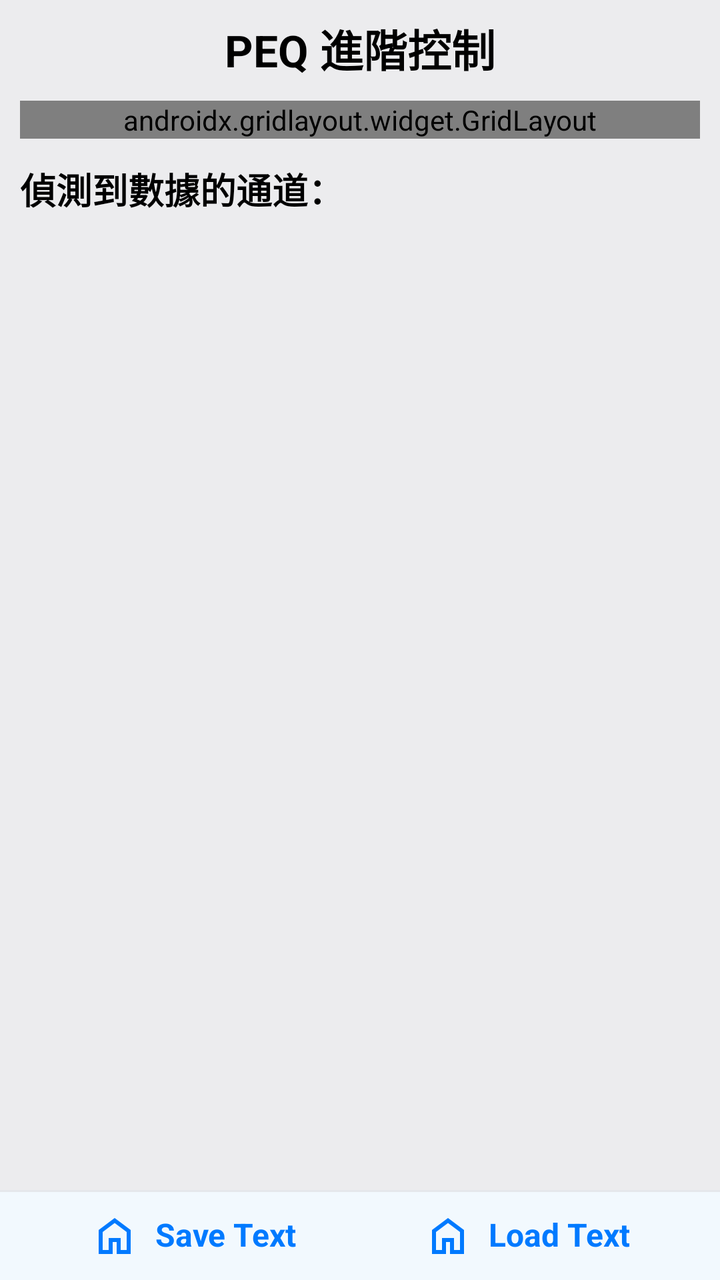
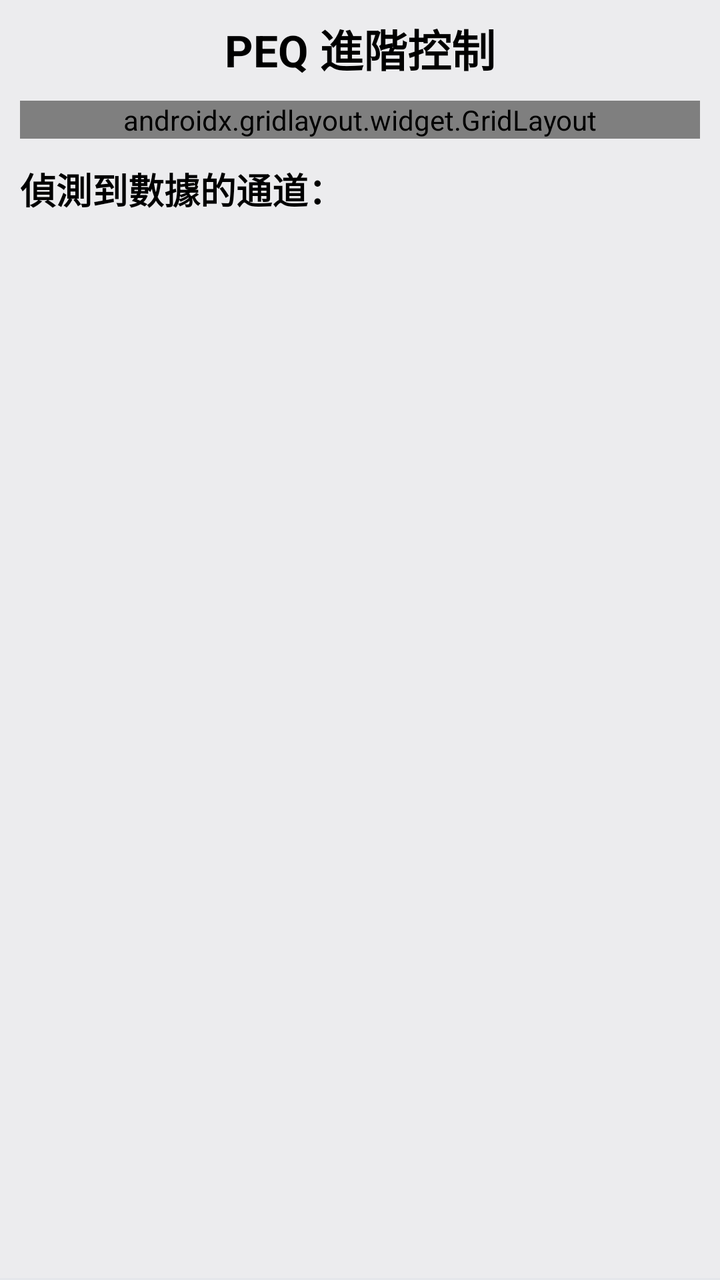

The first picture is an Android layout as it rendered before a commit; the second is the same layout after the commit. The layout source and the unified diff follow.
<!-- AndroidManifest.xml: application theme Theme.MLControlCore -->
<!-- res/layout/fragment_peq.xml -->
<?xml version="1.0" encoding="utf-8"?>
<androidx.constraintlayout.widget.ConstraintLayout
    xmlns:android="http://schemas.android.com/apk/res/android"
    xmlns:app="http://schemas.android.com/apk/res-auto"
    android:layout_width="match_parent"
    android:layout_height="match_parent"
    android:background="@color/system_gray"
    android:paddingTop="8dp">

    <TextView
        android:id="@+id/tvTitle"
        android:layout_width="wrap_content"
        android:layout_height="wrap_content"
        android:text="PEQ 進階控制"
        android:textColor="#000000"
        android:textSize="22sp"
        android:textStyle="bold"
        android:layout_marginStart="8dp"
        android:layout_marginEnd="8dp"
        app:layout_constraintEnd_toEndOf="parent"
        app:layout_constraintStart_toStartOf="parent"
        app:layout_constraintTop_toTopOf="parent" />

    <androidx.gridlayout.widget.GridLayout
        android:id="@+id/gLBtns"
        android:layout_width="match_parent"
        android:layout_height="wrap_content"
        android:layout_marginStart="10dp"
        android:layout_marginEnd="10dp"
        android:layout_marginTop="10dp"
        app:columnCount="2"
        app:layout_constraintEnd_toEndOf="parent"
        app:layout_constraintStart_toStartOf="parent"
        app:layout_constraintTop_toBottomOf="@id/tvTitle"
        app:rowCount="2">

        <com.google.android.material.button.MaterialButton
            android:id="@+id/btnReadAll"
            style="@style/Widget.MaterialComponents.Button.Icon"
            android:layout_width="0dp"
            android:layout_height="60dp"
            android:layout_marginVertical="2dp"
            android:insetLeft="0dp"
            android:insetRight="5dp"
            app:layout_gravity="fill"
            android:backgroundTint="#3B82F6"
            android:text="讀取全部"
            android:textColor="#FFFFFF"
            android:textSize="18sp"
            android:textStyle="bold"
            app:cornerRadius="30dp"
            app:icon="@drawable/home_24px"
            app:iconGravity="textStart"
            app:iconPadding="8dp"
            app:iconSize="24dp"
            app:layout_columnWeight="1" />

        <com.google.android.material.button.MaterialButton
            android:id="@+id/btnWriteAll"
            style="@style/Widget.MaterialComponents.Button.Icon"
            android:layout_width="0dp"
            android:layout_height="60dp"
            android:layout_marginVertical="2dp"
            android:insetLeft="5dp"
            android:insetRight="0dp"
            app:layout_gravity="fill"
            android:backgroundTint="#3B82F6"
            android:text="寫入全部"
            android:textColor="#FFFFFF"
            android:textSize="18sp"
            android:textStyle="bold"
            app:cornerRadius="30dp"
            app:icon="@drawable/home_24px"
            app:iconGravity="textStart"
            app:iconPadding="8dp"
            app:iconSize="24dp"
            app:layout_columnWeight="1" />

        <com.google.android.material.button.MaterialButton
            android:id="@+id/btnSaveToDevice"
            style="@style/Widget.MaterialComponents.Button.Icon"
            android:layout_width="0dp"
            android:layout_height="60dp"
            android:layout_marginVertical="2dp"
            android:insetLeft="0dp"
            android:insetRight="5dp"
            app:layout_gravity="fill"
            android:backgroundTint="#3B82F6"
            android:text="儲存到設備"
            android:textColor="#FFFFFF"
            android:textSize="18sp"
            android:textStyle="bold"
            app:cornerRadius="30dp"
            app:icon="@drawable/home_24px"
            app:iconGravity="textStart"
            app:iconPadding="8dp"
            app:iconSize="24dp"
            app:layout_columnWeight="1" />

        <com.google.android.material.button.MaterialButton
            android:id="@+id/btnCopySteps"
            style="@style/Widget.MaterialComponents.Button.Icon"
            android:layout_width="0dp"
            android:layout_height="60dp"
            android:layout_marginVertical="2dp"
            android:insetLeft="5dp"
            android:insetRight="5dp"
            app:layout_gravity="fill"
            android:visibility="gone"
            android:backgroundTint="#3B82F6"
            android:text="複製步驟"
            android:textColor="#FFFFFF"
            android:textSize="18sp"
            android:textStyle="bold"
            app:cornerRadius="30dp"
            app:icon="@drawable/home_24px"
            app:iconGravity="textStart"
            app:iconPadding="8dp"
            app:iconSize="24dp"
            app:layout_columnWeight="1" />
    </androidx.gridlayout.widget.GridLayout>

    <TextView
        android:id="@+id/tvChannelCountTitle"
        android:layout_width="wrap_content"
        android:layout_height="wrap_content"
        android:layout_marginStart="10dp"
        android:layout_marginTop="12dp"
        android:text="偵測到數據的通道："
        android:textColor="#000000"
        android:textSize="18sp"
        android:textStyle="bold"
        app:layout_constraintStart_toStartOf="parent"
        app:layout_constraintTop_toBottomOf="@id/gLBtns" />

    <TextView
        android:id="@+id/tvChipAndChannel"
        android:layout_width="wrap_content"
        android:layout_height="wrap_content"
        android:layout_marginEnd="10dp"
        android:layout_marginTop="12dp"
        android:text="當前:Chip1 CH1"
        android:textColor="@color/system_blue"
        android:textSize="14sp"
        android:textStyle="bold"
        android:visibility="gone"
        app:layout_constraintEnd_toEndOf="parent"
        app:layout_constraintTop_toBottomOf="@id/gLBtns" />

    <TextView
        android:id="@+id/tvNoDataHint"
        android:layout_width="wrap_content"
        android:layout_height="wrap_content"
        android:layout_marginStart="10dp"
        android:layout_marginTop="8dp"
        android:text="尚無數據，請點擊「讀取全部」"
        android:textColor="#888888"
        android:textSize="14sp"
        app:layout_constraintStart_toStartOf="parent"
        app:layout_constraintTop_toBottomOf="@id/tvChannelCountTitle" />

    
    <androidx.constraintlayout.widget.ConstraintLayout
        android:id="@+id/clDataContent"
        android:layout_width="match_parent"
        android:layout_height="0dp"
        android:visibility="visible"
        android:background="@color/system_gray"
        app:layout_constraintTop_toTopOf="@id/tvNoDataHint"
        app:layout_constraintBottom_toTopOf="@id/vDivider"
        app:layout_constraintStart_toStartOf="parent"
        app:layout_constraintEnd_toEndOf="parent">

        <androidx.recyclerview.widget.RecyclerView
            android:id="@+id/rvChannel"
            android:layout_width="match_parent"
            android:layout_height="44sp"
            android:layout_marginStart="10sp"
            android:layout_marginEnd="10sp"
            android:background="@color/system_gray"
            android:orientation="horizontal"
            app:layoutManager="androidx.recyclerview.widget.LinearLayoutManager"
            app:layout_constraintTop_toTopOf="parent"
            app:layout_constraintStart_toStartOf="parent"
            app:layout_constraintEnd_toEndOf="parent" />

        <androidx.recyclerview.widget.RecyclerView
            android:id="@+id/rvPeqList"
            android:layout_width="match_parent"
            android:layout_height="0dp"
            android:layout_marginStart="10dp"
            android:layout_marginEnd="10dp"
            app:layoutManager="androidx.recyclerview.widget.LinearLayoutManager"
            app:layout_constraintBottom_toBottomOf="parent"
            app:layout_constraintEnd_toEndOf="parent"
            app:layout_constraintStart_toStartOf="parent"
            app:layout_constraintTop_toBottomOf="@id/rvChannel" />

    </androidx.constraintlayout.widget.ConstraintLayout>

    <View
        android:id="@+id/vDivider"
        android:layout_width="match_parent"
        android:layout_height="1dp"
        android:background="#E5E7EB"
        android:layout_marginBottom="0dp"
        app:layout_constraintBottom_toTopOf="@id/bottomBar" />

    <LinearLayout
        android:id="@+id/bottomBar"
        android:layout_width="match_parent"
        android:layout_height="44sp"
        android:orientation="horizontal"
        android:gravity="center"
        android:layout_marginBottom="0dp"
        android:background="@color/system_light_blue"
        app:layout_constraintBottom_toBottomOf="parent"
        app:layout_constraintStart_toStartOf="parent"
        app:layout_constraintEnd_toEndOf="parent">

        <LinearLayout
            android:id="@+id/btnSaveText"
            android:layout_width="wrap_content"
            android:layout_height="match_parent"
            android:orientation="horizontal"
            android:gravity="center"
            android:baselineAligned="false"
            android:paddingHorizontal="12dp"
            android:clickable="true"
            android:focusable="true"
            android:background="?attr/selectableItemBackground">

            <ImageView
                android:layout_width="24dp"
                android:layout_height="24dp"
                android:layout_gravity="center"
                android:src="@drawable/home_24px"
                app:tint="@color/system_blue"/>

            <TextView
                android:layout_width="wrap_content"
                android:layout_height="match_parent"
                android:layout_marginStart="8dp"
                android:gravity="center"
                android:text="Save Text"
                android:textColor="@color/system_blue"
                android:textSize="16sp"
                android:textStyle="bold"
                android:includeFontPadding="false" />
        </LinearLayout>

        <Space
            android:layout_width="40dp"
            android:layout_height="wrap_content" />

        <LinearLayout
            android:id="@+id/btnLoadText"
            android:layout_width="wrap_content"
            android:layout_height="match_parent"
            android:orientation="horizontal"
            android:gravity="center"
            android:baselineAligned="false"
            android:paddingHorizontal="12dp"
            android:clickable="true"
            android:focusable="true"
            android:background="?attr/selectableItemBackground">

            <ImageView
                android:layout_width="24dp"
                android:layout_height="24dp"
                android:layout_gravity="center"
                android:src="@drawable/home_24px"
                app:tint="@color/system_blue"/>

            <TextView
                android:layout_width="wrap_content"
                android:layout_height="match_parent"
                android:layout_marginStart="8dp"
                android:gravity="center"
                android:text="Load Text"
                android:textColor="@color/system_blue"
                android:textSize="16sp"
                android:textStyle="bold"
                android:includeFontPadding="false" />
        </LinearLayout>
    </LinearLayout>

</androidx.constraintlayout.widget.ConstraintLayout>
<!-- resources referenced by this layout -->
<resources>
  <!-- drawable home_24px (drawable) -->
  <vector xmlns:android="http://schemas.android.com/apk/res/android"
      android:width="24dp"
      android:height="24dp"
      android:viewportWidth="960"
      android:viewportHeight="960"
      android:tint="?attr/colorControlNormal">
    <path
        android:fillColor="@android:color/white"
        android:pathData="M240,760L360,760L360,520L600,520L600,760L720,760L720,400L480,220L240,400L240,760ZM160,840L160,360L480,120L800,360L800,840L520,840L520,600L440,600L440,840L160,840ZM480,490L480,490L480,490L480,490L480,490L480,490L480,490L480,490L480,490Z"/>
  </vector>
  <!-- unchanged entries left out for length: 4 -->
</resources>

<!-- the commit's change to res/layout/fragment_peq.xml (unified diff, before → after) -->
@@ -49,7 +49,7 @@
             android:textSize="18sp"
             android:textStyle="bold"
             app:cornerRadius="30dp"
-            app:icon="@drawable/home_24px"
+            app:icon="@drawable/refresh_24px"
             app:iconGravity="textStart"
             app:iconPadding="8dp"
             app:iconSize="24dp"
@@ -70,7 +70,7 @@
             android:textSize="18sp"
             android:textStyle="bold"
             app:cornerRadius="30dp"
-            app:icon="@drawable/home_24px"
+            app:icon="@drawable/edit_document_24px"
             app:iconGravity="textStart"
             app:iconPadding="8dp"
             app:iconSize="24dp"
@@ -91,7 +91,7 @@
             android:textSize="18sp"
             android:textStyle="bold"
             app:cornerRadius="30dp"
-            app:icon="@drawable/home_24px"
+            app:icon="@drawable/memory_alt_24px"
             app:iconGravity="textStart"
             app:iconPadding="8dp"
             app:iconSize="24dp"
@@ -104,16 +104,16 @@
             android:layout_height="60dp"
             android:layout_marginVertical="2dp"
             android:insetLeft="5dp"
-            android:insetRight="5dp"
-            app:layout_gravity="fill"
-            android:visibility="gone"
-            android:backgroundTint="#3B82F6"
-            android:text="複製步驟"
-            android:textColor="#FFFFFF"
-            android:textSize="18sp"
-            android:textStyle="bold"
-            app:cornerRadius="30dp"
-            app:icon="@drawable/home_24px"
+            android:insetRight="0dp"
+            app:layout_gravity="fill"
+            android:visibility="visible"
+            android:backgroundTint="#3B82F6"
+            android:text="複製步數"
+            android:textColor="#FFFFFF"
+            android:textSize="18sp"
+            android:textStyle="bold"
+            app:cornerRadius="30dp"
+            app:icon="@drawable/file_copy_24px"
             app:iconGravity="textStart"
             app:iconPadding="8dp"
             app:iconSize="24dp"
@@ -213,6 +213,7 @@
         android:orientation="horizontal"
         android:gravity="center"
         android:layout_marginBottom="0dp"
+        android:visibility="gone"
         android:background="@color/system_light_blue"
         app:layout_constraintBottom_toBottomOf="parent"
         app:layout_constraintStart_toStartOf="parent"
@@ -234,7 +235,7 @@
                 android:layout_width="24dp"
                 android:layout_height="24dp"
                 android:layout_gravity="center"
-                android:src="@drawable/home_24px"
+                android:src="@drawable/upload_24px"
                 app:tint="@color/system_blue"/>
 
             <TextView
@@ -269,7 +270,7 @@
                 android:layout_width="24dp"
                 android:layout_height="24dp"
                 android:layout_gravity="center"
-                android:src="@drawable/home_24px"
+                android:src="@drawable/download_24px"
                 app:tint="@color/system_blue"/>
 
             <TextView
<!-- resource entries referenced after the edit -->
@@ -1,6 +1,6 @@
 <!-- resources referenced by this layout -->
 <resources>
-  <!-- drawable home_24px (drawable) -->
+  <!-- drawable download_24px (drawable) -->
   <vector xmlns:android="http://schemas.android.com/apk/res/android"
       android:width="24dp"
       android:height="24dp"
@@ -9,7 +9,62 @@
       android:tint="?attr/colorControlNormal">
     <path
         android:fillColor="@android:color/white"
-        android:pathData="M240,760L360,760L360,520L600,520L600,760L720,760L720,400L480,220L240,400L240,760ZM160,840L160,360L480,120L800,360L800,840L520,840L520,600L440,600L440,840L160,840ZM480,490L480,490L480,490L480,490L480,490L480,490L480,490L480,490L480,490Z"/>
+        android:pathData="M480,640L280,440L336,382L440,486L440,160L520,160L520,486L624,382L680,440L480,640ZM240,800Q207,800 183.5,776.5Q160,753 160,720L160,600L240,600L240,720Q240,720 240,720Q240,720 240,720L720,720Q720,720 720,720Q720,720 720,720L720,600L800,600L800,720Q800,753 776.5,776.5Q753,800 720,800L240,800Z"/>
+  </vector>
+  <!-- drawable edit_document_24px (drawable) -->
+  <vector xmlns:android="http://schemas.android.com/apk/res/android"
+      android:width="24dp"
+      android:height="24dp"
+      android:viewportWidth="960"
+      android:viewportHeight="960"
+      android:tint="?attr/colorControlNormal">
+    <path
+        android:fillColor="@android:color/white"
+        android:pathData="M560,880L560,757L781,537Q790,528 801,524Q812,520 823,520Q835,520 846,524.5Q857,529 866,538L903,575Q911,584 915.5,595Q920,606 920,617Q920,628 916,639.5Q912,651 903,660L683,880L560,880ZM860,617L860,617L823,580L823,580L860,617ZM620,820L658,820L779,698L761,679L742,661L620,782L620,820ZM240,880Q207,880 183.5,856.5Q160,833 160,800L160,160Q160,127 183.5,103.5Q207,80 240,80L560,80L800,320L800,440L720,440L720,360L520,360L520,160L240,160Q240,160 240,160Q240,160 240,160L240,800Q240,800 240,800Q240,800 240,800L480,800L480,880L240,880ZM520,480L520,480L520,480Q520,480 520,480Q520,480 520,480L520,480L520,480L520,480L520,480L520,480Q520,480 520,480Q520,480 520,480L520,480Q520,480 520,480Q520,480 520,480ZM761,679L742,661L742,661L779,698L779,698L761,679Z"/>
+  </vector>
+  <!-- drawable file_copy_24px (drawable) -->
+  <vector xmlns:android="http://schemas.android.com/apk/res/android"
+      android:width="24dp"
+      android:height="24dp"
+      android:viewportWidth="960"
+      android:viewportHeight="960"
+      android:tint="?attr/colorControlNormal">
+    <path
+        android:fillColor="@android:color/white"
+        android:pathData="M760,760L320,760Q287,760 263.5,736.5Q240,713 240,680L240,120Q240,87 263.5,63.5Q287,40 320,40L600,40L840,280L840,680Q840,713 816.5,736.5Q793,760 760,760ZM560,320L560,120L320,120Q320,120 320,120Q320,120 320,120L320,680Q320,680 320,680Q320,680 320,680L760,680Q760,680 760,680Q760,680 760,680L760,320L560,320ZM160,920Q127,920 103.5,896.5Q80,873 80,840L80,280L160,280L160,840Q160,840 160,840Q160,840 160,840L600,840L600,920L160,920ZM320,120L320,120L320,320L320,320L320,120L320,320L320,320L320,680Q320,680 320,680Q320,680 320,680L320,680Q320,680 320,680Q320,680 320,680L320,120Q320,120 320,120Q320,120 320,120Z"/>
+  </vector>
+  <!-- drawable memory_alt_24px (drawable) -->
+  <vector xmlns:android="http://schemas.android.com/apk/res/android"
+      android:width="24dp"
+      android:height="24dp"
+      android:viewportWidth="960"
+      android:viewportHeight="960"
+      android:tint="?attr/colorControlNormal">
+    <path
+        android:fillColor="@android:color/white"
+        android:pathData="M240,600L320,600L320,360L240,360L240,600ZM440,600L520,600L520,360L440,360L440,600ZM640,600L720,600L720,360L640,360L640,600ZM160,680L800,680Q800,680 800,680Q800,680 800,680L800,280Q800,280 800,280Q800,280 800,280L160,280Q160,280 160,280Q160,280 160,280L160,680Q160,680 160,680Q160,680 160,680ZM160,680Q160,680 160,680Q160,680 160,680L160,280Q160,280 160,280Q160,280 160,280L160,280Q160,280 160,280Q160,280 160,280L160,680Q160,680 160,680Q160,680 160,680ZM200,840L200,760L160,760Q127,760 103.5,736.5Q80,713 80,680L80,280Q80,247 103.5,223.5Q127,200 160,200L200,200L200,120L280,120L280,200L440,200L440,120L520,120L520,200L680,200L680,120L760,120L760,200L800,200Q833,200 856.5,223.5Q880,247 880,280L880,680Q880,713 856.5,736.5Q833,760 800,760L760,760L760,840L680,840L680,760L520,760L520,840L440,840L440,760L280,760L280,840L200,840Z"/>
+  </vector>
+  <!-- drawable refresh_24px (drawable) -->
+  <vector xmlns:android="http://schemas.android.com/apk/res/android"
+      android:width="24dp"
+      android:height="24dp"
+      android:viewportWidth="960"
+      android:viewportHeight="960"
+      android:tint="?attr/colorControlNormal">
+    <path
+        android:fillColor="@android:color/white"
+        android:pathData="M480,800Q346,800 253,707Q160,614 160,480Q160,346 253,253Q346,160 480,160Q549,160 612,188.5Q675,217 720,270L720,160L800,160L800,440L520,440L520,360L688,360Q656,304 600.5,272Q545,240 480,240Q380,240 310,310Q240,380 240,480Q240,580 310,650Q380,720 480,720Q557,720 619,676Q681,632 706,560L790,560Q762,666 676,733Q590,800 480,800Z"/>
+  </vector>
+  <!-- drawable upload_24px (drawable) -->
+  <vector xmlns:android="http://schemas.android.com/apk/res/android"
+      android:width="24dp"
+      android:height="24dp"
+      android:viewportWidth="960"
+      android:viewportHeight="960"
+      android:tint="?attr/colorControlNormal">
+    <path
+        android:fillColor="@android:color/white"
+        android:pathData="M440,640L440,314L336,418L280,360L480,160L680,360L624,418L520,314L520,640L440,640ZM240,800Q207,800 183.5,776.5Q160,753 160,720L160,600L240,600L240,720Q240,720 240,720Q240,720 240,720L720,720Q720,720 720,720Q720,720 720,720L720,600L800,600L800,720Q800,753 776.5,776.5Q753,800 720,800L240,800Z"/>
   </vector>
   <!-- unchanged entries left out for length: 4 -->
 </resources>
